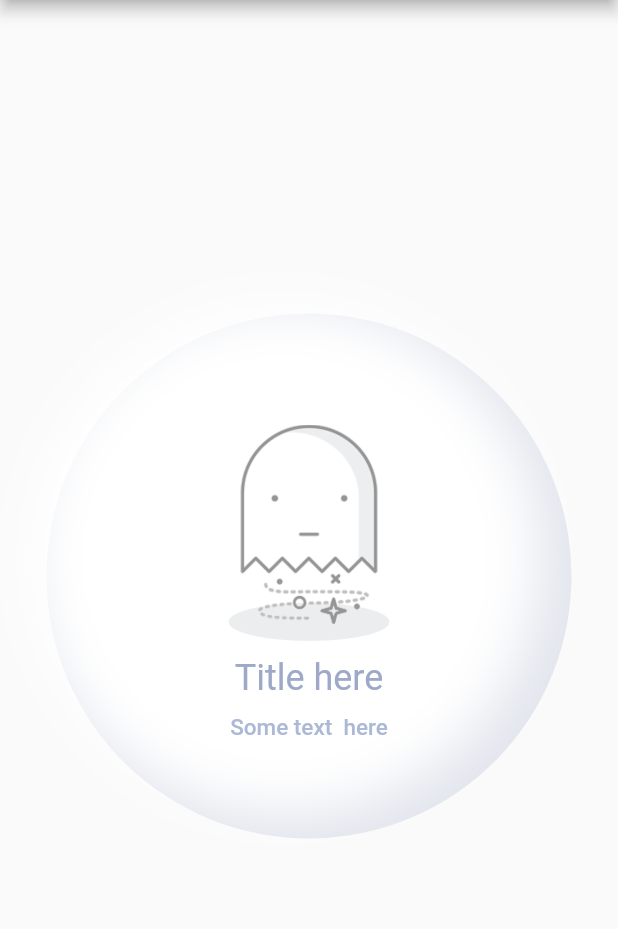
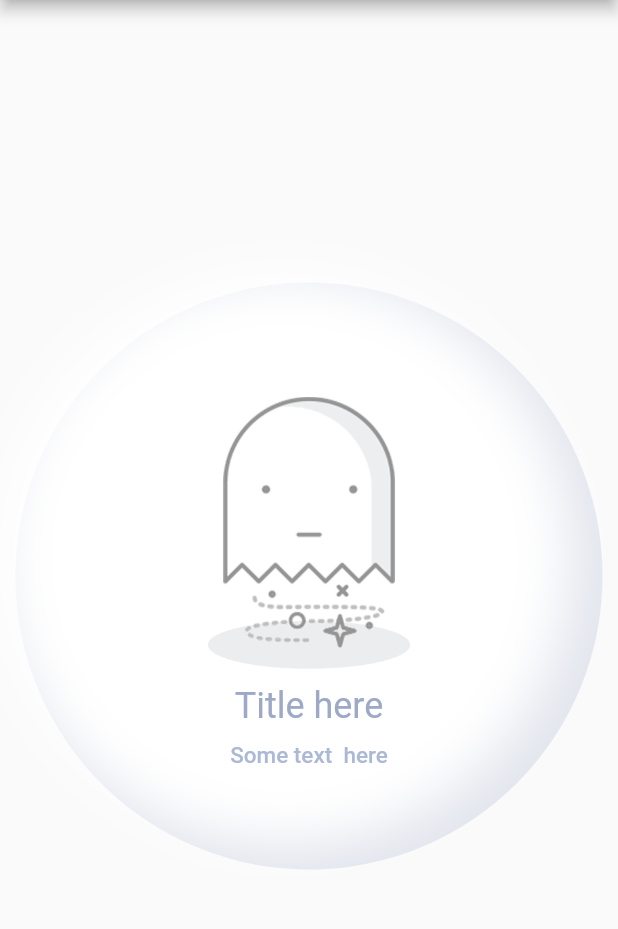
Before and after one commit to Seven-112/empty_widget, a Flutter app: the screen it shows after launch, on a phone screen of 412 x 824 dp, the part 84-1013 px from its top. Run offline on Flutter 3.47's test engine with Material 2 defaults, Android fonts, the phone set to English and light mode, and no system bars.

Commit message:
Alignment fix in examle

```diff
--- a/example/lib/main.dart
+++ b/example/lib/main.dart
@@ -32,10 +32,8 @@ class _MyHomePageState extends State<MyHomePage> {
       appBar: AppBar(
         title: Text(widget.title),
       ),
-      body: Center(
-          child: Container(
-        height: 500,
-        width: 350,
+      body: Container(
+        alignment: Alignment.center,
         child: EmptyListWidget(
             image: null,
             packageImage: PackageImage.Image_1,
@@ -51,7 +49,7 @@ class _MyHomePageState extends State<MyHomePage> {
                 .dense
                 .bodyText1
                 .copyWith(color: Color(0xffabb8d6))),
-      )),
+      ),
     );
   }
 }
```
